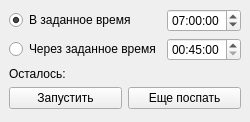
First picture: the form in mainwindow.ui, repository gil9red/alarm-clock, before the edit.
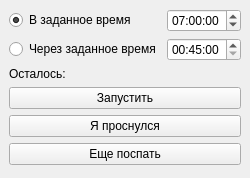
Second picture: the form after the edit.

What changed in the file:
```diff
--- a/mainwindow.ui
+++ b/mainwindow.ui
@@ -7,7 +7,7 @@
     <x>0</x>
     <y>0</y>
     <width>234</width>
-    <height>122</height>
+    <height>178</height>
    </rect>
   </property>
   <property name="windowTitle">
@@ -66,9 +66,7 @@
      </widget>
     </item>
     <item>
-     <layout class="QHBoxLayout" name="horizontalLayout">
-      <item>
-       <widget class="QPushButton" name="startStop">
+     <widget class="QPushButton" name="start_stop">
         <property name="text">
          <string>Запустить</string>
         </property>
@@ -78,13 +76,18 @@
        </widget>
       </item>
       <item>
-       <widget class="QPushButton" name="moreSleep">
+     <widget class="QPushButton" name="i_woke_up">
+      <property name="text">
+       <string>Я проснулся</string>
+      </property>
+     </widget>
+    </item>
+    <item>
+     <widget class="QPushButton" name="more_sleep">
         <property name="text">
          <string>Еще поспать</string>
         </property>
        </widget>
-      </item>
-     </layout>
     </item>
     <item>
      <spacer name="verticalSpacer">
```
Left out of the diff: 10 changed lines with no effect on the pictures. Lines whose indentation alone changed are shown as unchanged.
